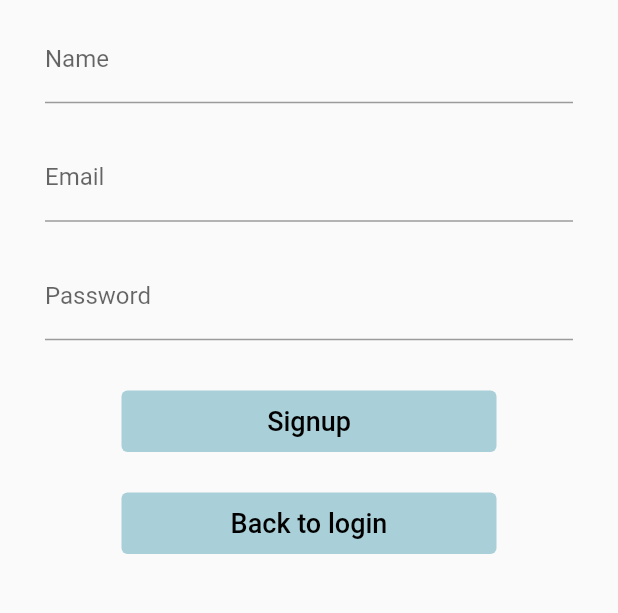
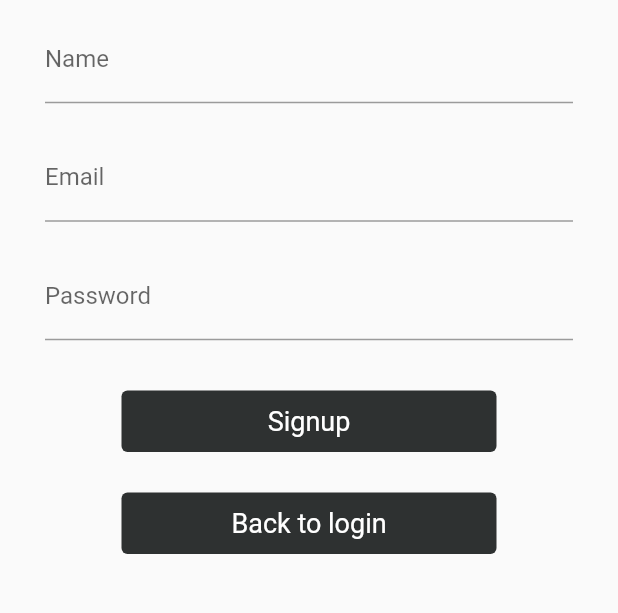
Before and after one commit to wasiqnauman/divemate, a Flutter app: the screen it shows after launch, after a tap on "Login", after a tap on "Signup", on a phone screen of 412 x 824 dp, the part 385-998 px from its top. Run offline on Flutter 3.47's test engine with Material 2 defaults, Android fonts, the phone set to English and light mode, and no system bars; our stand-ins replace cloud_firestore, firebase_auth, firebase_core, google_fonts, toast; accounts and stored records are empty.

Commit message:
added new branch

```diff
--- a/project/divemate/lib/app.dart
+++ b/project/divemate/lib/app.dart
@@ -4,7 +4,6 @@ import 'package:firebase_auth/firebase_auth.dart';
 import 'package:flutter/material.dart';
 // import 'package:firebase_core/firebase_core.dart';
 // Page imports
-import 'package:divemate/screens/login_screen.dart';
 import 'package:divemate/screens/signup_screen.dart';
 import 'package:provider/provider.dart';
 import 'package:divemate/theme.dart';
--- a/project/divemate/lib/login.dart
+++ b/project/divemate/lib/login.dart
@@ -140,8 +140,10 @@ class _LoginPageState extends State<LoginPage> {
                                   child: Text('SIGNUP'),
                                   onPressed: _signup,
                                 )),
-                            createButton('Go to new Login Screen',
-                                () => Navigator.pushNamed(context, LoginScreen.id)),
+                            createButton(
+                                'Go to new Login Screen',
+                                () => Navigator.pushNamed(
+                                    context, LoginScreen.id)),
                           ],
                         ),
                       ]),
--- a/project/divemate/lib/profile.dart
+++ b/project/divemate/lib/profile.dart
@@ -3,7 +3,6 @@ import 'package:firebase_auth/firebase_auth.dart';
 import 'package:toast/toast.dart';
 import 'package:provider/provider.dart';
 import 'package:divemate/login.dart';
-import 'package:divemate/screens/user_profile.dart';
 
 class ProfilePage extends StatefulWidget {
   @override
--- a/project/divemate/lib/screens/divelogs_screen.dart
+++ b/project/divemate/lib/screens/divelogs_screen.dart
@@ -37,7 +37,6 @@ class _DiveLogsScreen extends State<DiveLogsScreen> {
             if (dives?.isNotEmpty ?? false) {
               // makes sure the data is not null
               return Scaffold(
-                backgroundColor: const Color(0xffecf0f1),
                 body: customListViewDives(dives, user, context),
                 floatingActionButton: floatingButton(
                     () => db.addDive(user, testDive), "assets/icons/log.png"),
--- a/project/divemate/lib/screens/login_screen.dart
+++ b/project/divemate/lib/screens/login_screen.dart
@@ -1,6 +1,4 @@
 import 'dart:async';
-import 'dart:io';
-import 'package:divemate/login.dart';
 import 'package:divemate/screens/home_screen.dart';
 import 'package:divemate/widgets/widgets.dart';
 import 'package:firebase_auth/firebase_auth.dart';
@@ -114,9 +112,6 @@ class _LoginScreenState extends State<LoginScreen> {
 
                     createButton('Signup',
                         () => Navigator.pushNamed(context, SignupScreen.id)),
-                    SizedBox(height: 20.0),
-                    createButton('Go to old login screen',
-                        () => Navigator.pushNamed(context, LoginPage.id)),
                   ],
                 ))
           ],
--- a/project/divemate/lib/screens/signup_screen.dart
+++ b/project/divemate/lib/screens/signup_screen.dart
@@ -2,7 +2,6 @@ import 'dart:async';
 
 import 'package:divemate/widgets/widgets.dart';
 import 'package:firebase_auth/firebase_auth.dart';
-import 'package:firebase_core/firebase_core.dart';
 import 'package:flutter/material.dart';
 import 'package:toast/toast.dart';
 
@@ -36,7 +35,8 @@ class _SignupScreenState extends State<SignupScreen> {
     }
   }
 
-  _onSuccess(User user) async { // yikes very sketchy
+  _onSuccess(User user) async {
+    // yikes very sketchy
     await _auth.signOut();
     await _auth.signInWithEmailAndPassword(email: _email, password: _password);
 
--- a/project/divemate/lib/widgets/widgets.dart
+++ b/project/divemate/lib/widgets/widgets.dart
@@ -1,3 +1,4 @@
+import 'package:divemate/theme.dart';
 import 'package:flutter/material.dart';
 
 // widgets for the login/signup screen
@@ -42,13 +43,10 @@ Widget createButton(String _label, Function _action) {
     width: 250.0,
     child: TextButton(
         onPressed: _action,
-        style: ButtonStyle(
-            backgroundColor: MaterialStateProperty.all<Color>(Color(0xffa9cfd8)),
-            padding:
-                MaterialStateProperty.all<EdgeInsets>(EdgeInsets.all(10.0))),
+        style: buttonStyleDark,
         child: Text(
           _label,
-          style: TextStyle(fontSize: 18.0, color: Colors.black),
+          style: TextStyle(fontSize: 18.0, color: Colors.white),
         )),
   );
 }
```
Also changed, not shown: project/divemate/lib/log-list.dart (+3 -9 lines), project/divemate/lib/theme.dart (+9 -0 lines), project/divemate/lib/widgets/widgets_for_lists.dart (+10 -5 lines).
